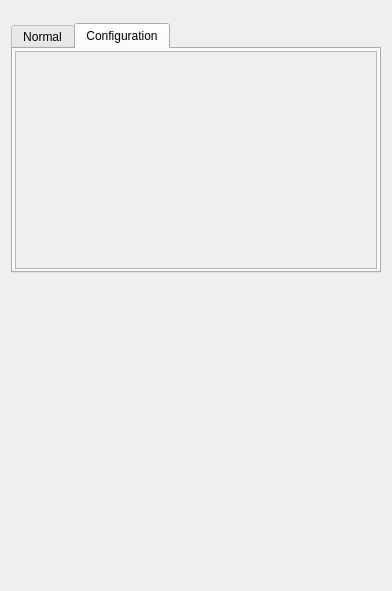
Before: the Qt Designer form pcdsdevices/ui/BeckhoffAxis.detailed.ui in pcdshub/pcdsdevices, drawn with Qt 5.
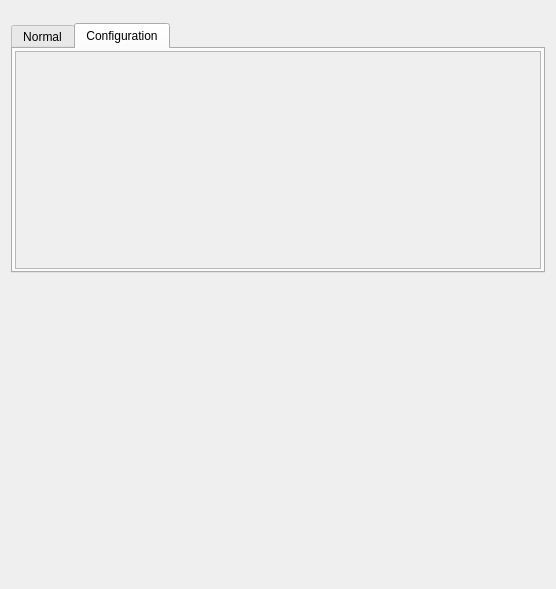
After: the same form once the commit is applied. The open tabs and pages were chosen to show the change. Custom widgets are drawn as their Qt base class.

```diff
--- a/pcdsdevices/ui/BeckhoffAxis.detailed.ui
+++ b/pcdsdevices/ui/BeckhoffAxis.detailed.ui
@@ -6,8 +6,8 @@
    <rect>
     <x>0</x>
     <y>0</y>
-    <width>392</width>
-    <height>591</height>
+    <width>556</width>
+    <height>589</height>
    </rect>
   </property>
   <property name="sizePolicy">
@@ -227,8 +227,8 @@
            <rect>
             <x>0</x>
             <y>0</y>
-            <width>98</width>
-            <height>28</height>
+            <width>528</width>
+            <height>215</height>
            </rect>
           </property>
           <layout class="QVBoxLayout" name="verticalLayout_2">
```
Left out of the diff: 18 changed lines with no effect on the pictures.
